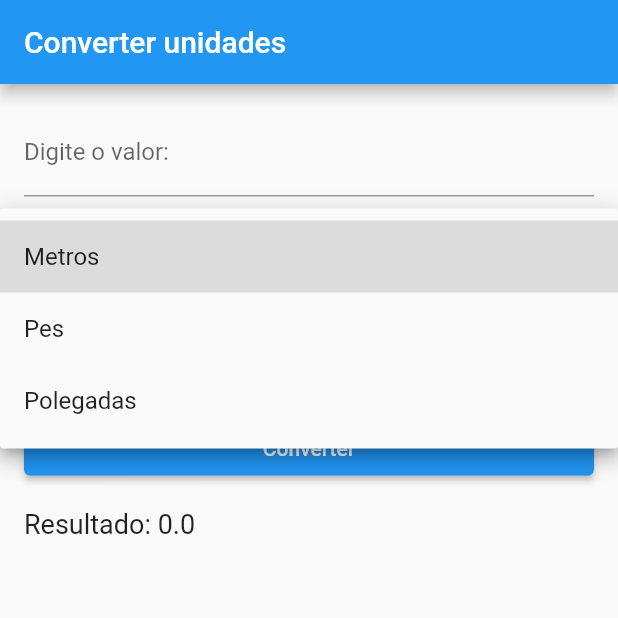
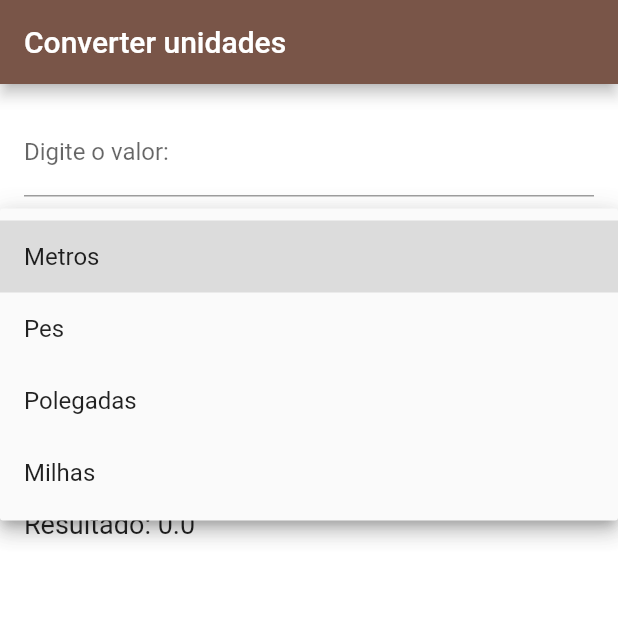
Before and after one commit to jorgeallende/flutter-ficha-rpg, a Flutter app: the screen it shows after launch, after a tap on "Metros", on a phone screen of 412 x 824 dp, the top half of it. Run offline on Flutter 3.47's test engine with Material 2 defaults, Android fonts, the phone set to English and light mode, and no system bars.

Commit message:
Milhas adicionado

```diff
--- a/lib/main.dart
+++ b/lib/main.dart
@@ -20,14 +20,12 @@ class UnitConverterScreen extends StatefulWidget {
 }
 
 class _UnitConverterScreenState extends State<UnitConverterScreen> {
-  final List<String> units = ['Metros', 'Pes', 'Polegadas'];
+  final List<String> units = ['Metros', 'Pes', 'Polegadas', 'Milhas'];
 
-  // Selected units
+  // Iniciais
   String fromUnit = 'Metros';
   String toUnit = 'Pes';
-
   double inputValue = 0.0;
-
   double convertedValue = 0.0;
 
   double convertLength(double input, String fromUnit, String toUnit) {
@@ -35,14 +33,26 @@ class _UnitConverterScreenState extends State<UnitConverterScreen> {
       return input * 3.28084;
     } else if (fromUnit == 'Metros' && toUnit == 'Polegadas') {
       return input * 39.3701;
+    } else if (fromUnit == 'Metros' && toUnit == 'Milhas'){
+      return input / 1609;
     } else if (fromUnit == 'Pes' && toUnit == 'Metros') {
       return input * 0.3048;
     } else if (fromUnit == 'Pes' && toUnit == 'Polegadas') {
-      return input * 12;
+      return input * 12;}
+    else if (fromUnit == 'Pes' && toUnit == 'Milhas') {
+      return input / 5280;
     } else if (fromUnit == 'Polegadas' && toUnit == 'Metros') {
       return input / 39.37;
+    } else if (fromUnit == 'Polegadas' && toUnit == 'Milhas') {
+      return input / 63360;
     } else if (fromUnit == 'Polegadas' && toUnit == 'Pes') {
       return input / 12;
+    } else if (fromUnit == 'Milhas' && toUnit == 'Pes') {
+      return input * 5280;
+    } else if (fromUnit == 'Milhas' && toUnit == 'Metros') {
+      return input * 1609;
+    } else if (fromUnit == 'Milhas' && toUnit == 'Polegadas') {
+      return input * 63360;
     } else if (fromUnit == toUnit) {
       return input;
     }
@@ -59,8 +69,10 @@ class _UnitConverterScreenState extends State<UnitConverterScreen> {
   @override
   Widget build(BuildContext context) {
     return Scaffold(
+      backgroundColor: Colors.white38,
       appBar: AppBar(
         title: const Text('Converter unidades'),
+        backgroundColor: Colors.brown,
       ),
       body: Padding(
         padding: const EdgeInsets.all(16.0),
```
